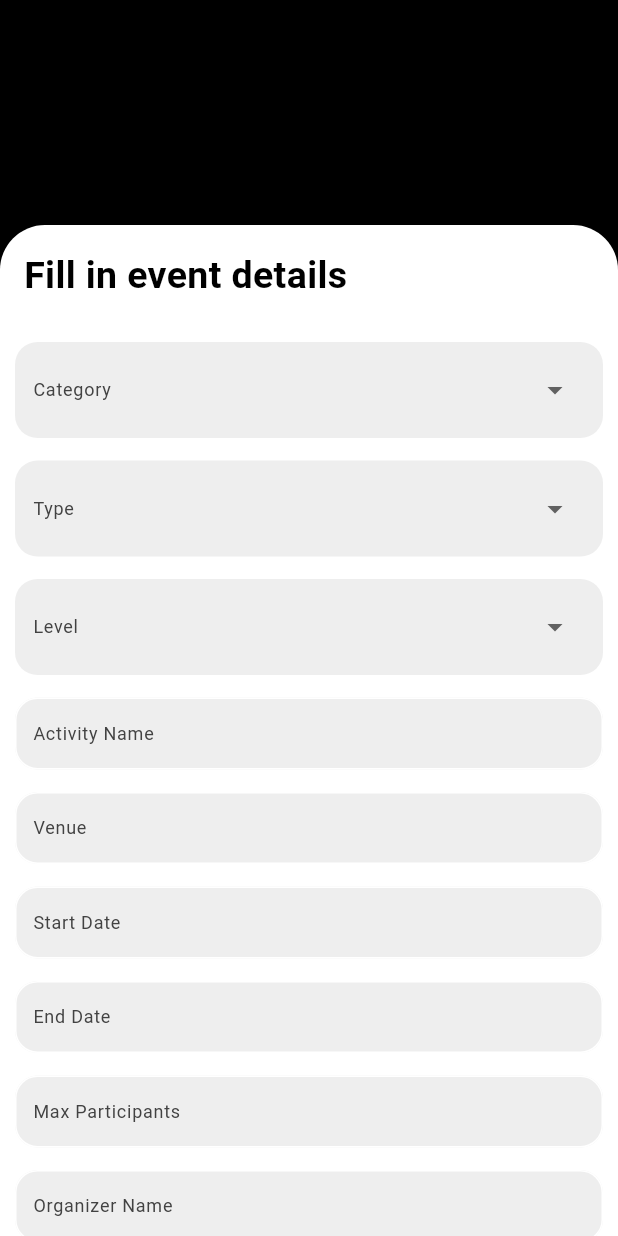
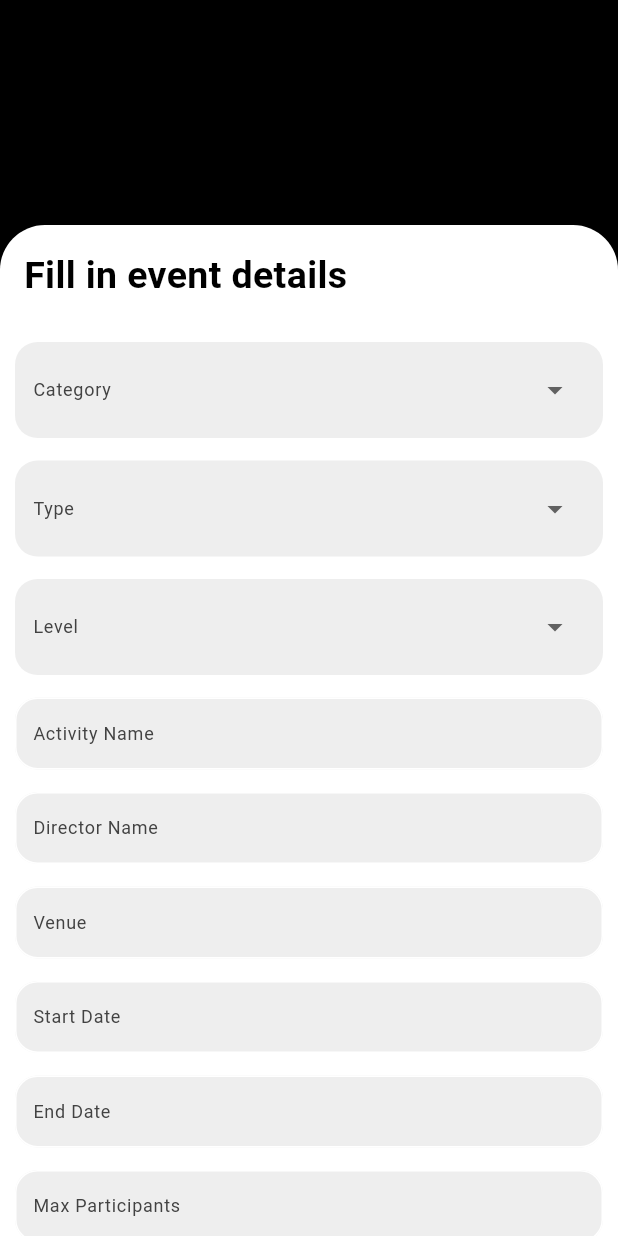
Before and after one commit to afqhizzt/Eventory, a Flutter app: the CreateEventPage screen opened directly, on a phone screen of 412 x 824 dp. Run offline on Flutter 3.47's test engine with Material 3 defaults, Android fonts, the phone set to English and light mode, and no system bars; our stand-ins replace fluttertoast, get, google_sign_in, shared_preferences, supabase, supabase_flutter; accounts and stored records are empty.

Commit message:
update 1/1

```diff
--- a/lib/api_connection/api_connection.dart
+++ b/lib/api_connection/api_connection.dart
@@ -1,5 +1,5 @@
 class API {
-  static const hostConnect = "http://10.205.96.210/api_eventory";
+  static const hostConnect = "http://192.168.56.1/api_eventory";
   static const hostConnectStudents = "$hostConnect/students";
 
   //sigup student
--- a/lib/pages/club/create_event.dart
+++ b/lib/pages/club/create_event.dart
@@ -1,27 +1,27 @@
 import 'package:flutter/material.dart';
-import 'package:file_picker/file_picker.dart';
 import 'dart:ui';
-import 'dart:io';
 import 'dart:convert';
+import 'package:http/http.dart' as http;
 import 'package:supabase_flutter/supabase_flutter.dart';
 import '../form_fields.dart';
 import 'wait_approval.dart';
 import '../../api_connection/api_connection.dart';
-import 'package:http/http.dart' as http;
 import 'post_events.dart';
 
 final supabase = Supabase.instance.client;
 
 class CreateEventPage extends StatelessWidget {
   final GlobalKey<FormState> _formKey = GlobalKey<FormState>();
-  File? selectedFile;
+  //File? selectedFile;
 
   TextEditingController activityNameController = TextEditingController();
+  TextEditingController directorNameController = TextEditingController();
   TextEditingController venueController = TextEditingController();
   TextEditingController startDateController = TextEditingController();
   TextEditingController endDateController = TextEditingController();
   TextEditingController maxParticipantsController = TextEditingController();
   TextEditingController organizerNameController = TextEditingController();
+  TextEditingController imageUrlController = TextEditingController();
 
   String? selectedCategory;
   String? selectedType;
@@ -164,6 +164,17 @@ class CreateEventPage extends StatelessWidget {
                                 ),
                                 SizedBox(height: 15),
                                 SignUpFormField(
+                                  label: "Director Name",
+                                  validator: (value) {
+                                    if (value == null || value.isEmpty) {
+                                      return 'Please enter director name';
+                                    }
+                                    return null;
+                                  },
+                                  controller: directorNameController,
+                                ),
+                                SizedBox(height: 15),
+                                SignUpFormField(
                                   label: "Venue",
                                   validator: (value) {
                                     if (value == null || value.isEmpty) {
@@ -252,58 +263,17 @@ class CreateEventPage extends StatelessWidget {
                                   },
                                 ),
                                 SizedBox(height: 15),
-                                // File Upload Field
-                                /*ElevatedButton(
-                                  onPressed: () async {
-                                    FilePickerResult? result =
-                                        await FilePicker.platform.pickFiles(
-                                      type: FileType.custom,
-                                      allowedExtensions: ['pdf'],
-                                    );
-
-                                    if (result != null) {
-                                      selectedFile =
-                                          File(result.files.single.path!);
+                                SignUpFormField(
+                                  label: "Activity Poster",
+                                  validator: (value) {
+                                    if (value == null || value.isEmpty) {
+                                      return 'Please enter poster activity URL';
                                     }
+                                    return null;
                                   },
-                                  style: ButtonStyle(
-                                    backgroundColor: MaterialStateProperty.all(
-                                      Colors.grey[200],
-                                    ),
-                                  ),
-                                  child: Row(
-                                    children: [
-                                      Padding(
-                                        padding: const EdgeInsets.only(
-                                          right: 8.0,
-                                        ),
-                                        child: Image.asset(
-                                          'images/img_upload.png',
-                                          width: 24,
-                                          height: 24,
-                                        ),
-                                      ),
-                                      Text(
-                                        "         Click to upload your proposal",
-                                        style: TextStyle(
-                                          color: Colors.black,
-                                          fontFamily: 'NotoSans',
-                                          fontSize: 16,
-                                        ),
-                                      ),
-                                    ],
-                                  ),
+                                  controller: imageUrlController,
                                 ),
                                 SizedBox(height: 15),
-
-                                if (selectedFile != null)
-                                  Text(
-                                    "Selected File: ${selectedFile!.path}",
-                                    style: TextStyle(
-                                      color: Colors.black,
-                                      fontSize: 14,
-                                    ),
-                                  ),*/
                               ],
                             ),
                           ),
@@ -313,15 +283,18 @@ class CreateEventPage extends StatelessWidget {
                           child: ElevatedButton(
                             onPressed: () async {
                               if (_formKey.currentState!.validate()) {
-                                //List<int> fileBytes =
-                                //await selectedFile!.readAsBytes();
-                                //String fileData = base64Encode(fileBytes);
+                                // Extract text values from controllers
+                                String directorName =
+                                    directorNameController.text;
+                                String imageUrl = imageUrlController.text;
 
+                                // Create the eventData map
                                 Map<String, dynamic> eventData = {
                                   'category': selectedCategory,
                                   'type': selectedType,
                                   'level': selectedLevel,
                                   'activityName': activityNameController.text,
+                                  'director': directorName,
                                   'venue': venueController.text,
                                   'startDate': startDateController.text,
                                   'endDate': endDateController.text,
@@ -331,25 +304,20 @@ class CreateEventPage extends StatelessWidget {
                                   'organizerCategory':
                                       selectedOrganizerCategory,
                                   'organizerLevel': selectedOrganizerLevel,
-                                  //'fileData': fileData,
+                                  'imageUrl': imageUrl,
                                 };
 
-                                // Print the eventData for debugging
                                 print('Event Data: $eventData');
                                 print('Before sendDataToServer');
                                 await sendDataToServer(eventData);
                                 print('After sendDataToServer');
 
-                                print('Before Navigator.push');
-
-                                // Navigate to WaitApprovalPage
                                 Navigator.push(
                                   context,
                                   MaterialPageRoute(
                                     builder: (context) => WaitApprovalPage(),
                                   ),
                                 );
-                                print('After Navigator.push');
                               }
                             },
                             style: ButtonStyle(
--- a/lib/pages/club/event_posted.dart
+++ b/lib/pages/club/event_posted.dart
@@ -14,7 +14,7 @@ class EventPostedPage extends StatelessWidget {
             height: 350,
             decoration: BoxDecoration(
               image: DecorationImage(
-                image: AssetImage('images/img_time.png'),
+                image: AssetImage('images/img_done.png'),
                 fit: BoxFit.contain,
               ),
             ),
--- a/lib/pages/student/event_management.dart
+++ b/lib/pages/student/event_management.dart
@@ -1,4 +1,18 @@
 import 'package:flutter/material.dart';
+
+void main() {
+  runApp(MyApp());
+}
+
+class MyApp extends StatelessWidget {
+  @override
+  Widget build(BuildContext context) {
+    return MaterialApp(
+      debugShowCheckedModeBanner: false,
+      home: ProfilePage(),
+    );
+  }
+}
 
 class Event {
   final String title;
--- a/pubspec.yaml
+++ b/pubspec.yaml
@@ -88,6 +88,7 @@ flutter:
     - images/post3.jpg
     - images/persaka.jpg
     - images/alert.png
+    - images/img_done.png
   #   - images/a_dot_ham.jpeg
 
   # An image asset can refer to one or more resolution-specific "variants", see
```
Also changed, not shown: images/img_done.png (added).
